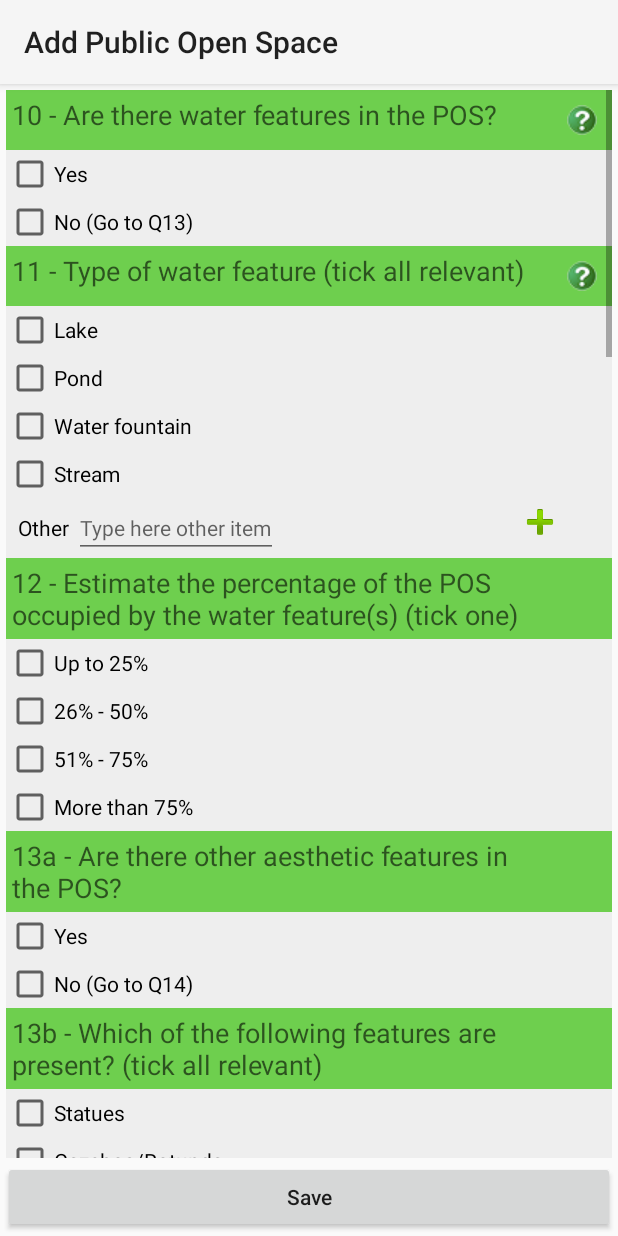
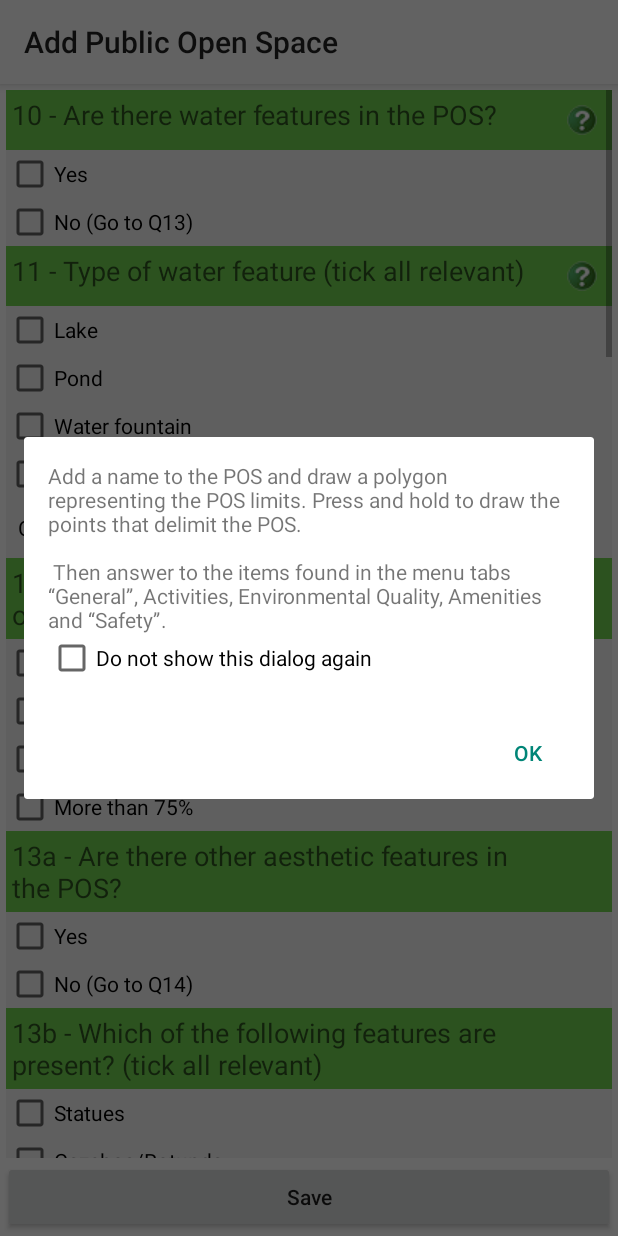
Before and after one commit to davidcampelo/PublicOpenSpaceToolApp, an Android app: the fragment PublicOpenSpaceAddEditFragment shown on its own in the app's theme, on a phone screen of 412 x 824 dp. Run offline under Robolectric (Android 15) with nearby library versions, the phone set to English and light mode, and no system bars; 18 statements that could not run were skipped.

Commit message:
Added instructions dialog to the POS add/edit screen

```diff
--- a/app/src/main/java/org/davidcampelo/post/PublicOpenSpaceAddEditFragment.java
+++ b/app/src/main/java/org/davidcampelo/post/PublicOpenSpaceAddEditFragment.java
@@ -2,9 +2,11 @@ package org.davidcampelo.post;
 
 import android.content.Context;
 import android.content.DialogInterface;
+import android.content.SharedPreferences;
 import android.content.pm.PackageManager;
 import android.graphics.Color;
 import android.os.Bundle;
+import android.preference.PreferenceManager;
 import android.support.v4.app.ActivityCompat;
 import android.support.v4.app.Fragment;
 import android.support.v7.app.AlertDialog;
@@ -13,6 +15,7 @@ import android.view.LayoutInflater;
 import android.view.View;
 import android.view.ViewGroup;
 import android.widget.Button;
+import android.widget.CheckBox;
 import android.widget.ImageButton;
 import android.widget.LinearLayout;
 import android.widget.TabHost;
@@ -103,7 +106,9 @@ public class PublicOpenSpaceAddEditFragment extends Fragment
             publicOpenSpace.setProject(project);
 
             getActivity().setTitle(R.string.title_public_open_space_add);
+
         }
+        showInstructionsDialog(inflater);
 
 
         // get references to components
@@ -146,6 +151,37 @@ public class PublicOpenSpaceAddEditFragment extends Fragment
         buildTypeDialog();
 
         return fragmentLayout;
+    }
+
+
+    private void showInstructionsDialog(LayoutInflater inflater) {
+        // Main dialog with app usage instructions
+        final SharedPreferences sharedPreferences = PreferenceManager.getDefaultSharedPreferences(getContext());
+        final String fragment_public_open_space_add_edit_instructions_status = getString(R.string.fragment_public_open_space_add_edit_instructions_status);
+        boolean dialog_status = sharedPreferences.getBoolean(fragment_public_open_space_add_edit_instructions_status, false);
+        if (!dialog_status) {
+            // Set dialog contents
+            final View dialogView = inflater.inflate(R.layout.dialog_instructions, null);
+            ((TextView)dialogView.findViewById(R.id.dialogInstructionsText)).setText(getString(R.string.fragment_public_open_space_add_edit_instructions_text));
+            ((CheckBox)dialogView.findViewById(R.id.dialogInstructionsCheckbox)).setText(getString(R.string.fragment_public_open_space_add_edit_instructions_checkbox));
+
+            //build the dialog
+            new AlertDialog.Builder(this.getContext())
+//                    .setTitle(R.string.title_splash_dialog_app_instructions)
+                    .setView(dialogView)
+                    .setPositiveButton(getString(R.string.activity_splash_dialog_app_instructions_button),
+                            new DialogInterface.OnClickListener() {
+
+                                public void onClick(DialogInterface dialog,int which) {
+                                    SharedPreferences.Editor editor = sharedPreferences.edit();
+                                    editor.putBoolean(fragment_public_open_space_add_edit_instructions_status,
+                                            ((CheckBox)dialogView.findViewById(R.id.dialogInstructionsCheckbox)).isChecked());
+                                    editor.commit();
+                                    dialog.dismiss();
+                                }
+                            }).create().show();
+
+        }
     }
 
     private void buildTypeDialog() {
--- a/app/src/main/res/values/strings.xml
+++ b/app/src/main/res/values/strings.xml
@@ -71,6 +71,13 @@
     <string name="fragment_export_data_button">Export Data</string>
 
     // fragment_public_open_space_add_edit
+    <string name="fragment_public_open_space_add_edit_instructions_status">fragment_public_open_space_add_edit_instructions_status</string>
+    <string name="fragment_public_open_space_add_edit_instructions_checkbox">Do not show this dialog again</string>
+    <string name="fragment_public_open_space_add_edit_instructions_button">OK</string>
+    <string name="fragment_public_open_space_add_edit_instructions_text">Add a name to the POS and draw a polygon representing the POS limits. Press and hold to draw the points that delimit the POS.
+        \n\n
+        Then answer to the items found in the menu tabs “General”, "Activities", "Environmental Quality", "Amenities" and “Safety”.</string>
+
     <string name="fragment_public_open_space_add_edit_name">Type the POS name</string>
     <string name="fragment_public_open_space_add_edit_save">Save</string>
     <string name="public_open_space_type_park">Park</string>
@@ -95,8 +102,7 @@
         \n\n
         Press and hold to draw the points that delimit the geographic extent of your project.</string>
 
-
-
+    // google maps configs
     <string name="google_maps_key" templateMergeStrategy="preserve" translatable="false">AIzaSyBnpQFyArNBeu-zJq-z-2815Hexi-FPJQM</string>
 
     // fragment_about
```
Also changed, not shown: app/src/main/java/org/davidcampelo/post/SettingsFragment.java (+8 -2 lines).
